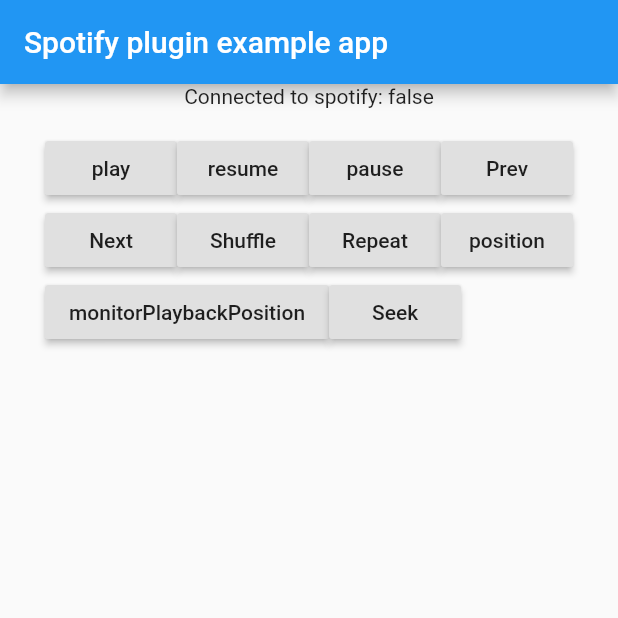
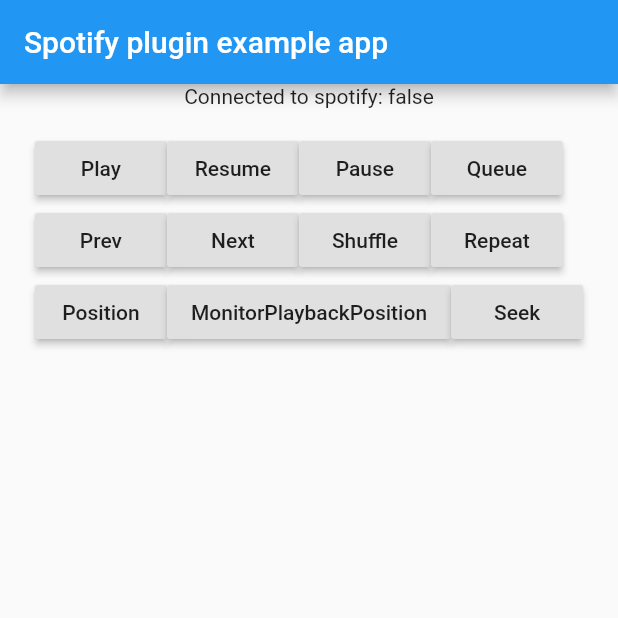
Before and after one commit to qreate/spotify-playback-flutter, a Flutter app: the screen it shows after launch, on a phone screen of 412 x 824 dp, the top half of it. Run offline on Flutter 3.47's test engine with Material 2 defaults, Android fonts, the phone set to English and light mode, and no system bars.

Commit message:
Add the queue implementation so you can add song/ playlist/albums to the queue

```diff
--- a/example/lib/main.dart
+++ b/example/lib/main.dart
@@ -23,8 +23,10 @@ class _MyAppState extends State<MyApp> {
   /// Initialize the spotify playback sdk, by calling spotifyConnect
   Future<void> initConnector() async {
     try {
-      await SpotifyPlayback.spotifyConnect(clientId: Credentials.clientId, redirectUrl: Credentials.redirectUrl).then(
-          (connected) {
+      await SpotifyPlayback.spotifyConnect(
+              clientId: Credentials.clientId,
+              redirectUrl: Credentials.redirectUrl)
+          .then((connected) {
         if (!mounted) return;
         // If the method call is successful, update the state to reflect this change
         setState(() {
@@ -75,6 +77,19 @@ class _MyAppState extends State<MyApp> {
       });
     } on PlatformException {
       print('Failed to resume.');
+    }
+  }
+
+  /// Add an song / playlist / album to the playback queue
+  Future<void> queue(String id) async {
+    try {
+      await SpotifyPlayback.queue(id).then((success) {
+        print(success);
+      }, onError: (error) {
+        print(error);
+      });
+    } on PlatformException {
+      print('Failed to queue.');
     }
   }
 
@@ -203,15 +218,20 @@ class _MyAppState extends State<MyApp> {
                   RaisedButton(
                     onPressed: () =>
                         play("spotify:track:7zFXmv6vqI4qOt4yGf3jYZ"),
-                    child: Text("play"),
+                    child: Text("Play"),
                   ),
                   RaisedButton(
                     onPressed: () => resume(),
-                    child: Text("resume"),
+                    child: Text("Resume"),
                   ),
                   RaisedButton(
                     onPressed: () => pause(),
-                    child: Text("pause"),
+                    child: Text("Pause"),
+                  ),
+                  RaisedButton(
+                    onPressed: () =>
+                        queue("spotify:track:6b6liLOZhXdOfFBFVN5KNK"),
+                    child: Text("Queue"),
                   ),
                   RaisedButton(
                     onPressed: () => skipPrevious(),
@@ -231,11 +251,11 @@ class _MyAppState extends State<MyApp> {
                   ),
                   RaisedButton(
                     onPressed: () => getPlaybackPosition(),
-                    child: Text("position"),
+                    child: Text("Position"),
                   ),
                   RaisedButton(
                     onPressed: () => monitorPlaybackPosition(),
-                    child: Text("monitorPlaybackPosition"),
+                    child: Text("MonitorPlaybackPosition"),
                   ),
                   RaisedButton(
                     onPressed: () => seekTo(),
--- a/lib/spotify_playback.dart
+++ b/lib/spotify_playback.dart
@@ -36,6 +36,12 @@ class SpotifyPlayback {
   static Future<bool> resume() async {
     final bool resumed = await _channel.invokeMethod("resumeSpotify");
     return resumed;
+  }
+
+  /// The queue method adds song / playlist / album to the players queue
+  static Future<bool> queue(String id) async {
+    final bool queued = await _channel.invokeMethod("queue", {"id": id});
+    return queued;
   }
 
   /// The getPlaybackPosition method is used to get the current tracks playback position
```
Also changed, not shown: 1 other file.
